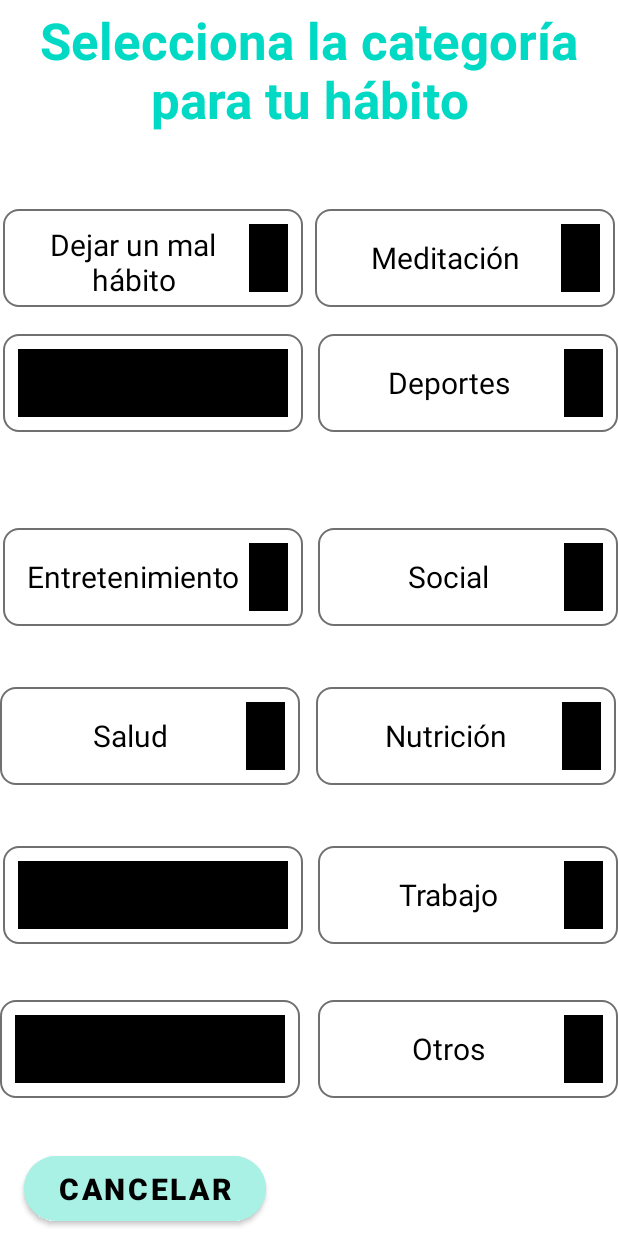
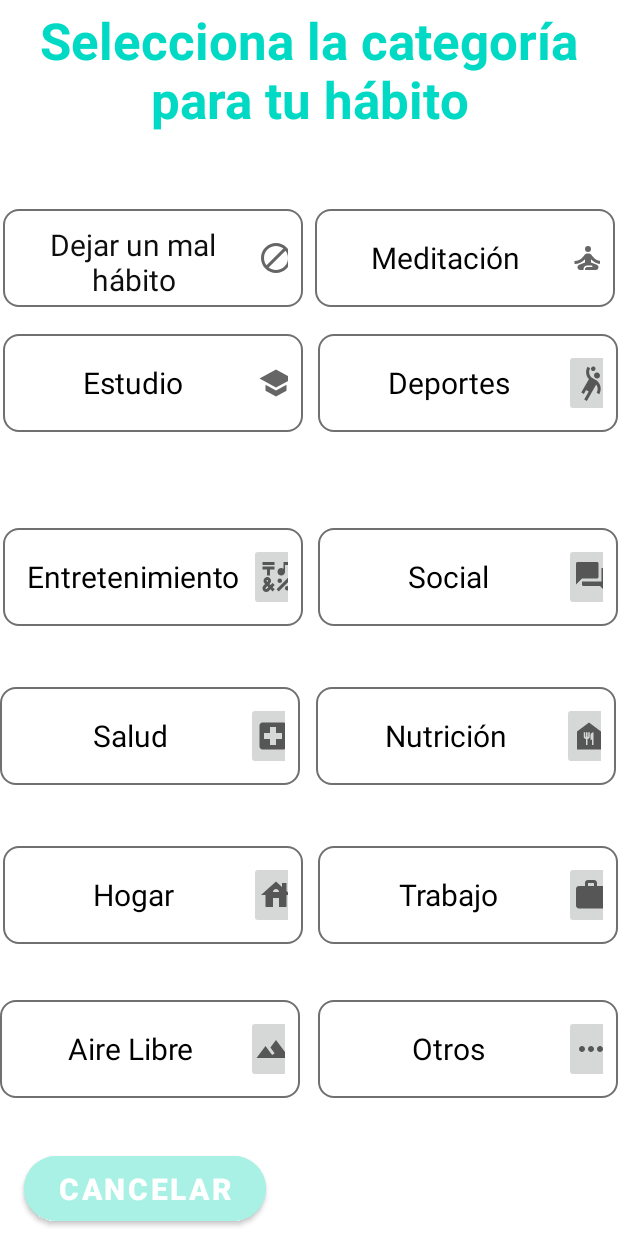
Before and after one commit to estefany-kari/Proyecto2B, an Android app: the categoriasHabitos screen opened directly, with no data from a screen before it, on a phone screen of 412 x 824 dp. Run offline under Robolectric (Android 15) with nearby library versions, the phone set to English and light mode, and no system bars.

Commit message:
Quitar errores Background de interfaces

```diff
--- a/app/src/main/res/layout/activity_categorias_habitos.xml
+++ b/app/src/main/res/layout/activity_categorias_habitos.xml
@@ -30,7 +30,6 @@
         <androidx.constraintlayout.utils.widget.ImageFilterButton
             android:layout_width="35dp"
             android:layout_height="45dp"
-            android:background="@color/white"
             android:src="@drawable/ic_baseline_more_horiz_24" />
 
     </LinearLayout>
@@ -59,7 +58,6 @@
         <androidx.constraintlayout.utils.widget.ImageFilterButton
             android:layout_width="35dp"
             android:layout_height="45dp"
-            android:background="@color/white"
             android:src="@drawable/ic_baseline_work_24" />
 
     </LinearLayout>
@@ -89,7 +87,6 @@
         <androidx.constraintlayout.utils.widget.ImageFilterButton
             android:layout_width="35dp"
             android:layout_height="45dp"
-            android:background="@color/white"
             android:src="@drawable/ic_baseline_food_bank_24" />
 
     </LinearLayout>
@@ -119,7 +116,6 @@
         <androidx.constraintlayout.utils.widget.ImageFilterButton
             android:layout_width="35dp"
             android:layout_height="45dp"
-            android:background="@color/white"
             android:src="@drawable/ic_baseline_forum_24" />
 
     </LinearLayout>
@@ -141,7 +137,6 @@
             android:id="@+id/AireLibre"
             android:layout_width="154dp"
             android:layout_height="45dp"
-            android:background="@color/white"
             android:gravity="center"
             android:text="Aire Libre"
             android:textColor="#000000"
@@ -150,7 +145,6 @@
         <androidx.constraintlayout.utils.widget.ImageFilterButton
             android:layout_width="35dp"
             android:layout_height="45dp"
-            android:background="@color/white"
             android:src="@drawable/ic_baseline_filter_hdr_24" />
 
     </LinearLayout>
@@ -172,7 +166,6 @@
             android:id="@+id/Hogar"
             android:layout_width="154dp"
             android:layout_height="45dp"
-            android:background="@color/white"
             android:gravity="center"
             android:text="Hogar"
             android:textColor="#000000"
@@ -181,7 +174,6 @@
         <androidx.constraintlayout.utils.widget.ImageFilterButton
             android:layout_width="35dp"
             android:layout_height="45dp"
-            android:background="@color/white"
             android:scrollbarTrackVertical="@drawable/ic_baseline_house_24"
             android:src="@drawable/ic_baseline_house_24" />
 
@@ -212,7 +204,6 @@
         <androidx.constraintlayout.utils.widget.ImageFilterButton
             android:layout_width="35dp"
             android:layout_height="45dp"
-            android:background="@color/white"
             android:src="@drawable/ic_baseline_local_hospital_24" />
 
     </LinearLayout>
@@ -242,7 +233,6 @@
         <androidx.constraintlayout.utils.widget.ImageFilterButton
             android:layout_width="35dp"
             android:layout_height="45dp"
-            android:background="@color/white"
             android:src="@drawable/ic_baseline_sports_handball_24" />
 
     </LinearLayout>
@@ -272,7 +262,6 @@
         <androidx.constraintlayout.utils.widget.ImageFilterButton
             android:layout_width="35dp"
             android:layout_height="45dp"
-            android:background="@color/white"
             android:src="@drawable/ic_baseline_emoji_symbols_24" />
 
     </LinearLayout>
@@ -294,7 +283,6 @@
             android:id="@+id/Estudio"
             android:layout_width="154dp"
             android:layout_height="45dp"
-            android:background="@color/white"
             android:gravity="center"
             android:text="Estudio"
             android:textColor="#000000"
@@ -303,7 +291,7 @@
         <androidx.constraintlayout.utils.widget.ImageFilterButton
             android:layout_width="35dp"
             android:layout_height="45dp"
-            android:background="@color/white"
+            android:background="@color/ic_llave_background"
             android:src="@drawable/ic_baseline_school_24" />
 
     </LinearLayout>
@@ -326,13 +314,13 @@
             android:layout_height="45dp"
             android:gravity="center"
             android:text="Meditación"
-            android:textColor="#000000"
+            android:textColor="#050505"
             android:textSize="20sp" />
 
         <androidx.constraintlayout.utils.widget.ImageFilterButton
             android:layout_width="35dp"
             android:layout_height="45dp"
-            android:background="@color/white"
+            android:background="@color/ic_llave_background"
             android:src="@drawable/ic_baseline_self_improvement_24" />
 
     </LinearLayout>
@@ -356,13 +344,13 @@
             android:layout_height="45dp"
             android:gravity="center"
             android:text="Dejar un mal hábito"
-            android:textColor="#000000"
+            android:textColor="#0E0E0E"
             android:textSize="20sp" />
 
         <androidx.constraintlayout.utils.widget.ImageFilterButton
             android:layout_width="35dp"
             android:layout_height="45dp"
-            android:background="@color/white"
+            android:background="@color/ic_llave_background"
             android:src="@drawable/ic_baseline_block_24" />
 
     </LinearLayout>
@@ -376,7 +364,7 @@
         android:backgroundTint="#A9F1E5"
         android:drawableStart="@drawable/estilo_borde_circular"
         android:text="Cancelar"
-        android:textColor="#000000"
+        android:textColor="#FFFFFF"
         android:textSize="20sp"
         android:textStyle="bold"
         app:cornerRadius="30dp"
--- a/app/src/main/res/layout/activity_cuando_quieres_hacerlo.xml
+++ b/app/src/main/res/layout/activity_cuando_quieres_hacerlo.xml
@@ -35,7 +35,6 @@
         <androidx.constraintlayout.utils.widget.ImageFilterButton
             android:layout_width="45dp"
             android:layout_height="45dp"
-            android:background="@color/white"
             android:src="@drawable/ic_baseline_date_range_24" />
 
         <TextView
@@ -79,7 +78,6 @@
         <androidx.constraintlayout.utils.widget.ImageFilterButton
             android:layout_width="45dp"
             android:layout_height="45dp"
-            android:background="@color/white"
             android:src="@drawable/ic_baseline_today_24" />
 
         <TextView
@@ -151,7 +149,6 @@
             android:id="@+id/icRecordatorio"
             android:layout_width="45dp"
             android:layout_height="45dp"
-            android:background="@color/white"
             android:src="@drawable/ic_baseline_notifications_24" />
 
         <TextView
@@ -190,7 +187,6 @@
         <androidx.constraintlayout.utils.widget.ImageFilterButton
             android:layout_width="45dp"
             android:layout_height="45dp"
-            android:background="@color/white"
             android:src="@drawable/ic_baseline_arrow_upward_24" />
 
         <TextView
--- a/app/src/main/res/layout/activity_nueva_tarea.xml
+++ b/app/src/main/res/layout/activity_nueva_tarea.xml
@@ -89,7 +89,6 @@
             android:layout_width="35dp"
             android:layout_height="45dp"
             android:layout_weight="1"
-            android:background="@color/white"
             app:srcCompat="@android:drawable/ic_dialog_dialer"
             app:tint="#000000" />
 
@@ -119,7 +118,6 @@
             android:layout_width="wrap_content"
             android:layout_height="45dp"
             android:layout_weight="1"
-            android:background="@color/white"
             app:srcCompat="@drawable/ic_baseline_people_24"
             app:tint="#000000" />
     </LinearLayout>
@@ -141,7 +139,6 @@
             android:layout_width="35dp"
             android:layout_height="45dp"
             android:layout_weight="1"
-            android:background="@color/white"
             app:srcCompat="@drawable/ic_baseline_notifications_24"
             app:tint="#000000" />
 
@@ -187,7 +184,6 @@
             android:layout_width="35dp"
             android:layout_height="45dp"
             android:layout_weight="1"
-            android:background="@color/white"
             app:srcCompat="@android:drawable/stat_sys_upload"
             app:tint="#000000" />
 
@@ -233,7 +229,6 @@
             android:layout_width="35dp"
             android:layout_height="45dp"
             android:layout_weight="1"
-            android:background="@color/white"
             app:srcCompat="@drawable/ic_baseline_today_24"
             app:tint="#000000" />
 
```
Also changed, not shown: app/src/main/res/layout/activity_categorias_tarea.xml (+0 -15 lines).
